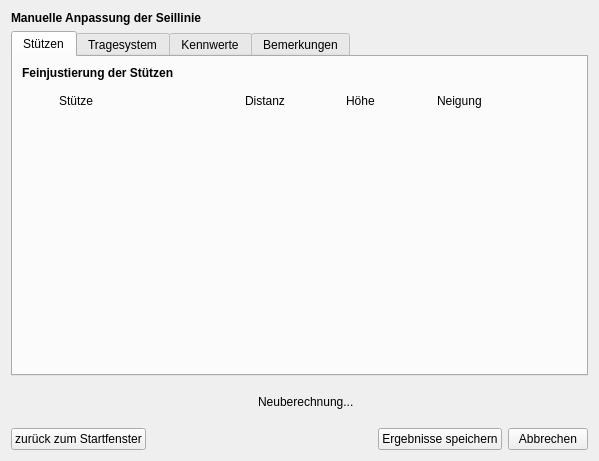
Above: gui/adjustmentDialog.ui from piMoll/SEILAPLAN before the change. Below: the same form after it.
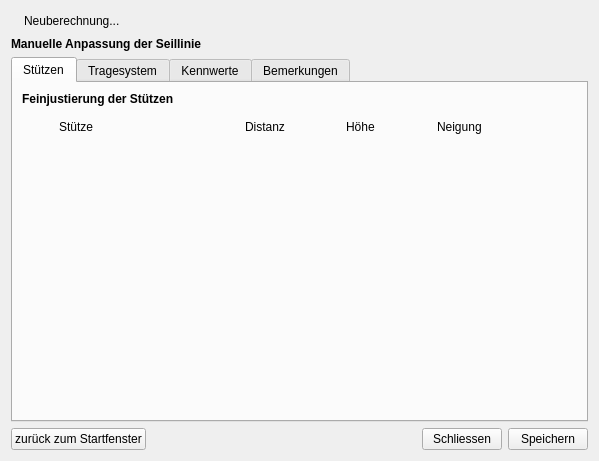
That is the form after the change. Icons and pictures are not drawn.

```diff
--- a/gui/adjustmentDialog.ui
+++ b/gui/adjustmentDialog.ui
@@ -18,10 +18,7 @@
     <normaloff>:/plugins/SeilaplanPlugin/gui/icons/icon_app.png</normaloff>:/plugins/SeilaplanPlugin/gui/icons/icon_app.png</iconset>
   </property>
   <layout class="QGridLayout" name="gridLayout_2">
-   <item row="0" column="0">
-    <layout class="QVBoxLayout" name="plotLayout"/>
-   </item>
-   <item row="2" column="0">
+   <item row="7" column="0">
     <layout class="QVBoxLayout" name="tabLayout">
      <item>
       <widget class="QTabWidget" name="tabWidget">
@@ -667,8 +664,21 @@
      </item>
     </layout>
    </item>
-   <item row="4" column="0">
-    <layout class="QHBoxLayout" name="buttonLayout">
+   <item row="6" column="0">
+    <widget class="QLabel" name="label_18">
+     <property name="font">
+      <font>
+       <weight>75</weight>
+       <bold>true</bold>
+      </font>
+     </property>
+     <property name="text">
+      <string>Manuelle Anpassung der Seillinie</string>
+     </property>
+    </widget>
+   </item>
+   <item row="9" column="0">
+    <layout class="QHBoxLayout" name="horizontalLayout_2">
      <item>
       <widget class="QPushButton" name="btnBackToStart">
        <property name="text">
@@ -680,7 +690,7 @@
       </widget>
      </item>
      <item>
-      <spacer name="horizontalSpacer_3">
+      <spacer name="horizontalSpacer">
        <property name="orientation">
         <enum>Qt::Horizontal</enum>
        </property>
@@ -692,20 +702,20 @@
        </property>
       </spacer>
      </item>
+     <item>
+      <widget class="QPushButton" name="btnClose">
+       <property name="text">
+        <string>Schliessen</string>
+       </property>
+       <property name="autoDefault">
+        <bool>false</bool>
+       </property>
+      </widget>
+     </item>
      <item>
       <widget class="QPushButton" name="btnSave">
        <property name="text">
-        <string>Ergebnisse speichern</string>
-       </property>
-       <property name="autoDefault">
-        <bool>false</bool>
-       </property>
-      </widget>
-     </item>
-     <item>
-      <widget class="QPushButton" name="btnCancel">
-       <property name="text">
-        <string>Abbrechen</string>
+        <string>Speichern</string>
        </property>
        <property name="autoDefault">
         <bool>false</bool>
@@ -714,21 +724,8 @@
      </item>
     </layout>
    </item>
-   <item row="3" column="0">
-    <layout class="QHBoxLayout" name="horizontalLayout_2">
-     <item>
-      <spacer name="horizontalSpacer_2">
-       <property name="orientation">
-        <enum>Qt::Horizontal</enum>
-       </property>
-       <property name="sizeHint" stdset="0">
-        <size>
-         <width>40</width>
-         <height>40</height>
-        </size>
-       </property>
-      </spacer>
-     </item>
+   <item row="1" column="0">
+    <layout class="QHBoxLayout" name="horizontalLayout_3">
      <item>
       <widget class="QLabel" name="recalcStatus_ico">
        <property name="text">
@@ -747,32 +744,22 @@
       </widget>
      </item>
      <item>
-      <spacer name="horizontalSpacer">
+      <spacer name="horizontalSpacer_7">
        <property name="orientation">
         <enum>Qt::Horizontal</enum>
        </property>
        <property name="sizeHint" stdset="0">
         <size>
          <width>40</width>
-         <height>40</height>
+         <height>20</height>
         </size>
        </property>
       </spacer>
      </item>
     </layout>
    </item>
-   <item row="1" column="0">
-    <widget class="QLabel" name="label_18">
-     <property name="font">
-      <font>
-       <weight>75</weight>
-       <bold>true</bold>
-      </font>
-     </property>
-     <property name="text">
-      <string>Manuelle Anpassung der Seillinie</string>
-     </property>
-    </widget>
+   <item row="4" column="0">
+    <layout class="QVBoxLayout" name="plotLayout"/>
    </item>
   </layout>
  </widget>
```
